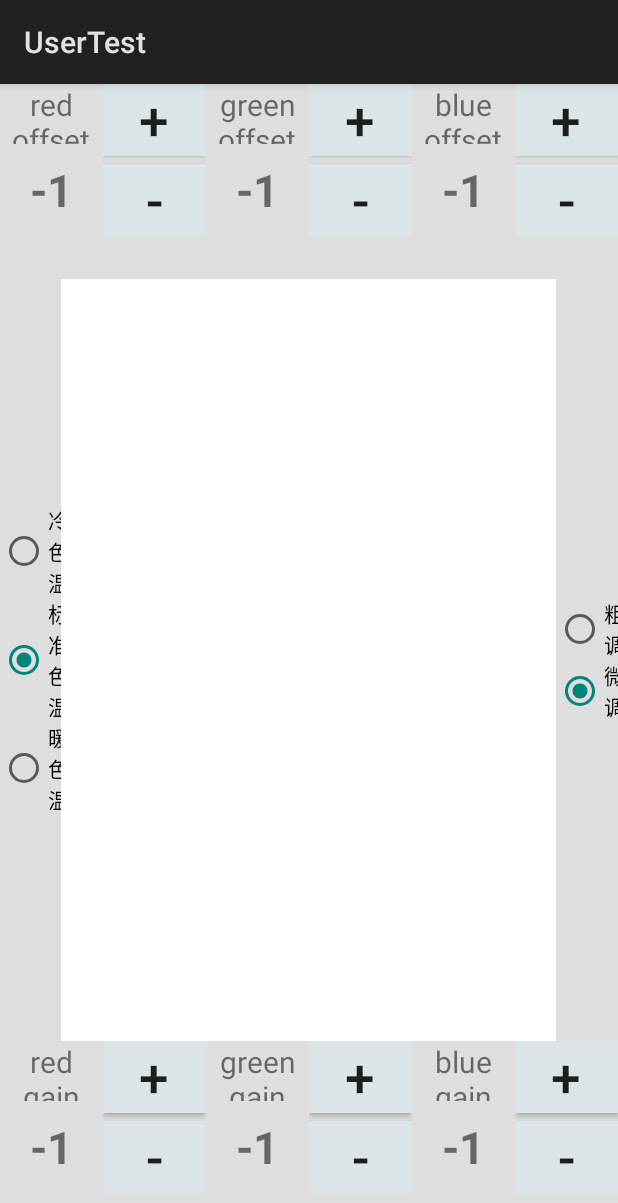
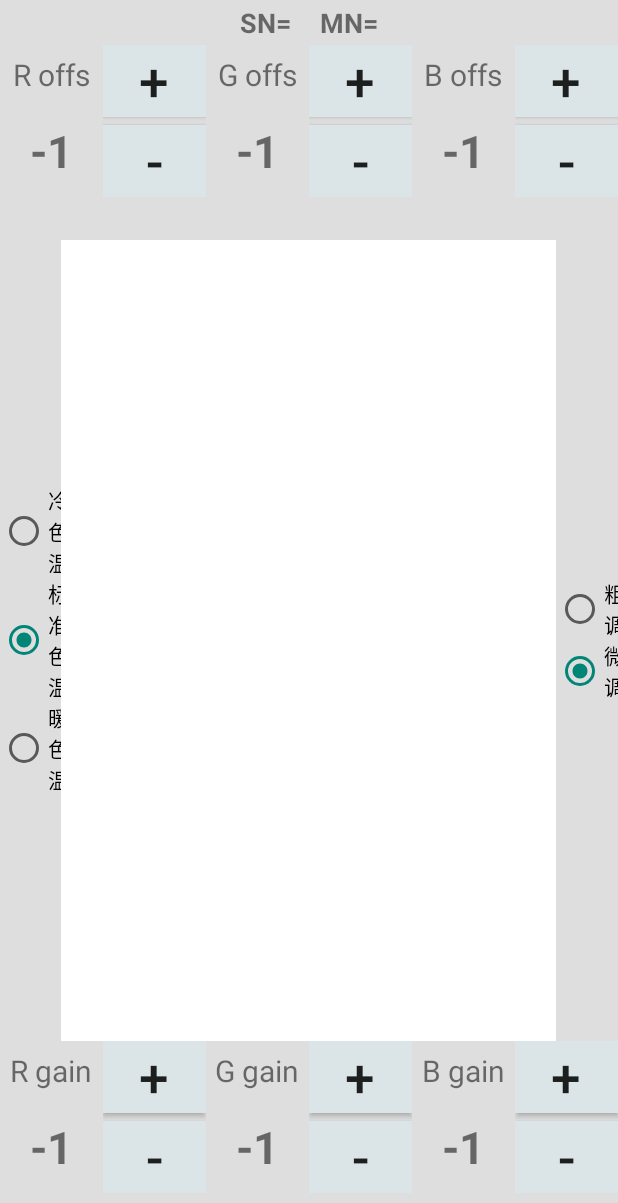
Before and after one commit to sengeiou/FactoryTest, an Android app: the PQActivity screen opened directly, with no data from a screen before it, on a phone screen of 412 x 824 dp. Shown: the top 1203 px of the screen. Run offline under Robolectric (Android 15) with nearby library versions, the phone set to English and light mode, and no system bars; libraries missing offline, so code that uses them is left out: com.droidlogic.app, lee.hua.xmlparse, mitv.display; 13 statements that could not run were skipped.

Commit message:
Info & PQ func complete

```diff
--- a/usertest/src/main/AndroidManifest.xml
+++ b/usertest/src/main/AndroidManifest.xml
@@ -20,9 +20,9 @@
                 <category android:name="android.intent.category.LAUNCHER" />
             </intent-filter>
         </activity>
-        <activity android:name=".activitys.PQActivity" />
+        <activity android:name=".activitys.PQActivity" >
 
-        <activity android:name=".MainActivity" />
+        </activity>
 
         <receiver android:name=".receivers.BootCompletedReceiver">
             <intent-filter>
--- a/usertest/src/main/java/com/fengmi/usertest/MainActivity.java
+++ b/usertest/src/main/java/com/fengmi/usertest/activitys/BaseActivity.java
@@ -1,13 +1,14 @@
-package com.fengmi.usertest;
+package com.fengmi.usertest.activitys;
 
 import android.app.Activity;
 import android.os.Bundle;
+import android.view.Window;
 
-public class MainActivity extends Activity {
+public class BaseActivity extends Activity {
 
     @Override
     protected void onCreate(Bundle savedInstanceState) {
         super.onCreate(savedInstanceState);
-        setContentView(R.layout.activity_main);
+        requestWindowFeature(Window.FEATURE_NO_TITLE);
     }
 }
--- a/usertest/src/main/java/com/fengmi/usertest/activitys/PQActivity.java
+++ b/usertest/src/main/java/com/fengmi/usertest/activitys/PQActivity.java
@@ -1,31 +1,37 @@
 package com.fengmi.usertest.activitys;
 
-import android.app.Activity;
 import android.os.Bundle;
 import android.util.Log;
 import android.view.KeyEvent;
 import android.widget.RadioGroup;
+import android.widget.TextView;
 import android.widget.Toast;
 
-import com.fengmi.usertest.Util;
+import com.droidlogic.app.KeyManager;
 import com.fengmi.usertest.PicModeManagerImpl;
 import com.fengmi.usertest.R;
+import com.fengmi.usertest.Util;
 
-public class PQActivity extends Activity {
+public class PQActivity extends BaseActivity {
     private static final String TAG = "PQActivity";
 
     private RadioGroup rgColorTemp;
     private RadioGroup rgColorAdjust;
+    private TextView tvInfo;
 
     private PicModeManagerImpl picModeManager;
+    private KeyManager keyManager;
+
     @Override
     protected void onCreate(Bundle savedInstanceState) {
         super.onCreate(savedInstanceState);
         setContentView(R.layout.activity_pq);
         rgColorTemp = findViewById(R.id.rg_color_temp);
         rgColorAdjust = findViewById(R.id.rg_adjust);
+        tvInfo = findViewById(R.id.tv_sn_mn);
 
         picModeManager = new PicModeManagerImpl(this);
+        keyManager = new KeyManager(this);
 
         rgColorTemp.setOnCheckedChangeListener(new RadioGroup.OnCheckedChangeListener() {
             @Override
@@ -64,6 +70,14 @@ public class PQActivity extends Activity {
     }
 
     @Override
+    protected void onResume() {
+        super.onResume();
+        String sn = keyManager.aml_key_read("assm_sn",0);
+        String mn = keyManager.aml_key_read("assm_mn",0);
+        tvInfo.setText("SN="+sn+"\t\tMN="+mn);
+    }
+
+    @Override
     protected void onDestroy() {
         super.onDestroy();
         Util.clearListener();
--- a/usertest/src/main/java/com/fengmi/usertest/views/PQRegulatorView.java
+++ b/usertest/src/main/java/com/fengmi/usertest/views/PQRegulatorView.java
@@ -165,8 +165,8 @@ public class PQRegulatorView extends RelativeLayout implements IRadioCheckListen
     }
 
     private enum PQ_TYPE {
-        RED_GAIN(0, "red gain"), GREEN_GAIN(1, "green gain"), BLUE_GAIN(2, "blue gain"),
-        RED_OFF(10, "red offset"), GREEN_OFF(11, "green offset"), BLUE_OFF(12, "blue offset");
+        RED_GAIN(0, "R gain"), GREEN_GAIN(1, "G gain"), BLUE_GAIN(2, "B gain"),
+        RED_OFF(10, "R offs"), GREEN_OFF(11, "G offs"), BLUE_OFF(12, "B offs");
         int value;
         String desc;
 
--- a/usertest/src/main/res/layout/activity_main.xml
+++ b/usertest/src/main/res/layout/activity_main.xml
@@ -3,7 +3,7 @@
     xmlns:tools="http://schemas.android.com/tools"
     android:layout_width="match_parent"
     android:layout_height="match_parent"
-    tools:context=".MainActivity">
+    tools:context=".activitys.BaseActivity">
     <EditText
         android:layout_width="wrap_content"
         android:layout_height="wrap_content" />
--- a/usertest/src/main/res/layout/activity_pq.xml
+++ b/usertest/src/main/res/layout/activity_pq.xml
@@ -6,12 +6,21 @@
     android:layout_height="match_parent"
     android:background="#DFDEDE"
     tools:context=".activitys.PQActivity">
+    <TextView
+        android:textSize="18sp"
+        android:gravity="center"
+        android:textStyle="bold"
+        android:id="@+id/tv_sn_mn"
+        android:singleLine="true"
+        android:layout_alignParentTop="true"
+        android:layout_width="match_parent"
+        android:layout_height="30dp" />
 
     <LinearLayout
         android:id="@+id/ll_offset"
         android:layout_width="match_parent"
         android:layout_height="130dp"
-        android:layout_alignParentTop="true"
+        android:layout_below="@id/tv_sn_mn"
         android:gravity="center"
         android:orientation="horizontal">
 
--- a/usertest/src/main/res/layout/pq_regulator.xml
+++ b/usertest/src/main/res/layout/pq_regulator.xml
@@ -5,7 +5,7 @@
     android:orientation="horizontal">
 
     <LinearLayout
-        android:layout_width="match_parent"
+        android:layout_width="0dp"
         android:layout_height="match_parent"
         android:layout_weight="1"
         android:orientation="vertical">
@@ -32,7 +32,7 @@
     </LinearLayout>
 
     <LinearLayout
-        android:layout_width="match_parent"
+        android:layout_width="0dp"
         android:layout_height="match_parent"
         android:layout_weight="1"
         android:orientation="vertical">
```
Also changed, not shown: usertest/src/main/java/com/fengmi/usertest/activitys/InfoWriteActivity.java (+7 -5 lines), usertest/src/main/res/layout/activity_info_write.xml (+5 -2 lines).
